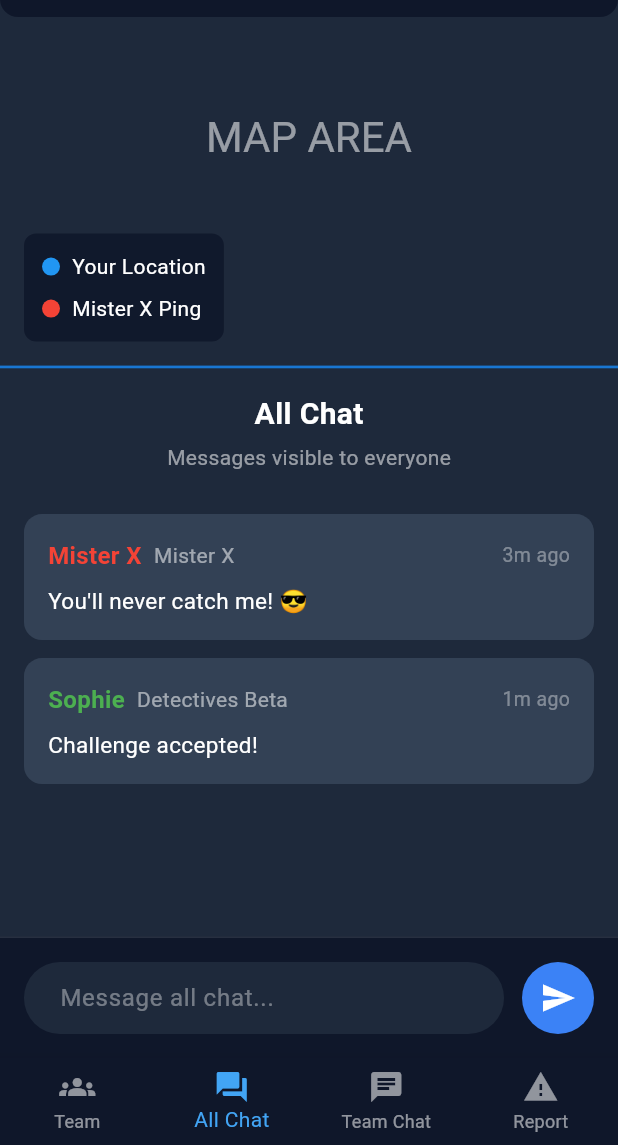
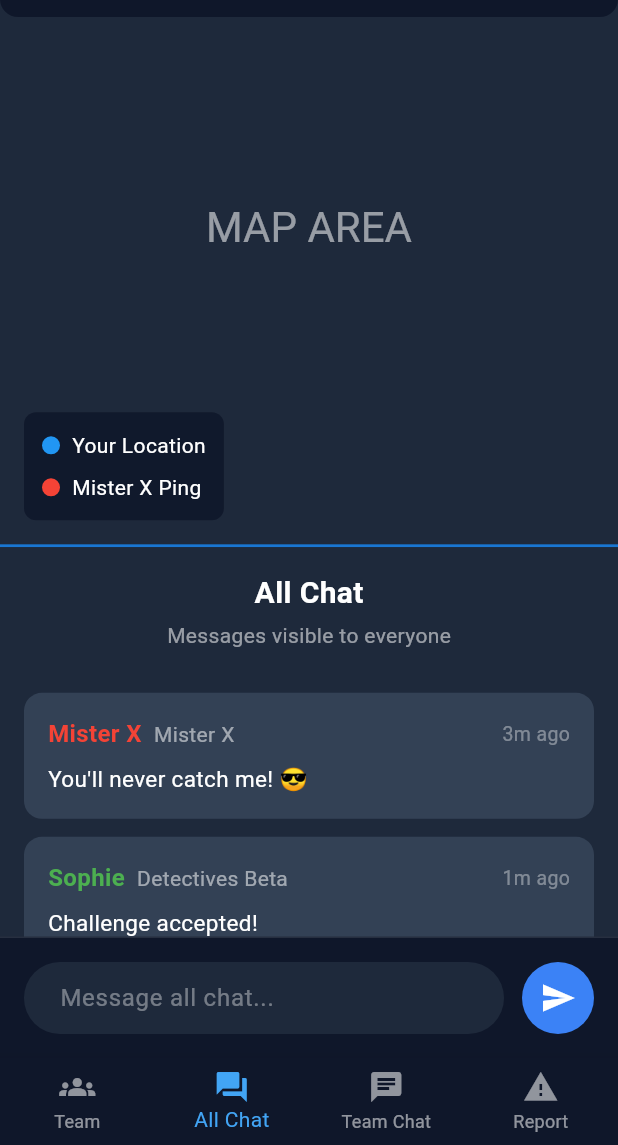
Before and after one commit to htlleonding-x-act/x-act, a Flutter app: the screen it shows after launch, item 2 of the bottom bar chosen, on a phone screen of 412 x 824 dp, the part 91-1236 px from its top. Run offline on Flutter 3.47's test engine with Material 3 defaults, Android fonts, the phone set to English and light mode, and no system bars.

Commit message:
feat(frontend/game-screen): adjust layout flex values to increase map area size

```diff
--- a/xact_frontend/lib/screens/game_screen.dart
+++ b/xact_frontend/lib/screens/game_screen.dart
@@ -15,15 +15,20 @@ class GameScreen extends StatefulWidget {
 class _GameScreenState extends State<GameScreen> {
   int _selectedIndex = 0;
 
-  final List<Widget> _screens = const [TeamScreen(), AllChatScreen(), TeamChatScreen(), ReportScreen()];
+  final List<Widget> _screens = const [
+    TeamScreen(),
+    AllChatScreen(),
+    TeamChatScreen(),
+    ReportScreen(),
+  ];
 
   @override
   Widget build(BuildContext context) {
     return Scaffold(
       body: Column(
         children: [
-          const Expanded(flex: 2, child: MapArea()),
-          Expanded(flex: 3, child: _screens[_selectedIndex]),
+          const Expanded(flex: 5, child: MapArea()),
+          Expanded(flex: 4, child: _screens[_selectedIndex]),
         ],
       ),
       bottomNavigationBar: BottomNavigationBar(
```
